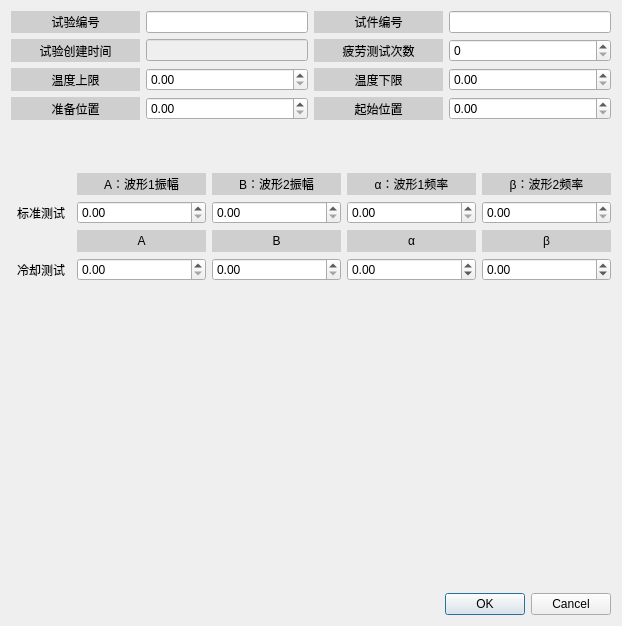
zhengshihao1218/newsoft, file Forms/newfatiguetestdialog.ui: the form before one commit.
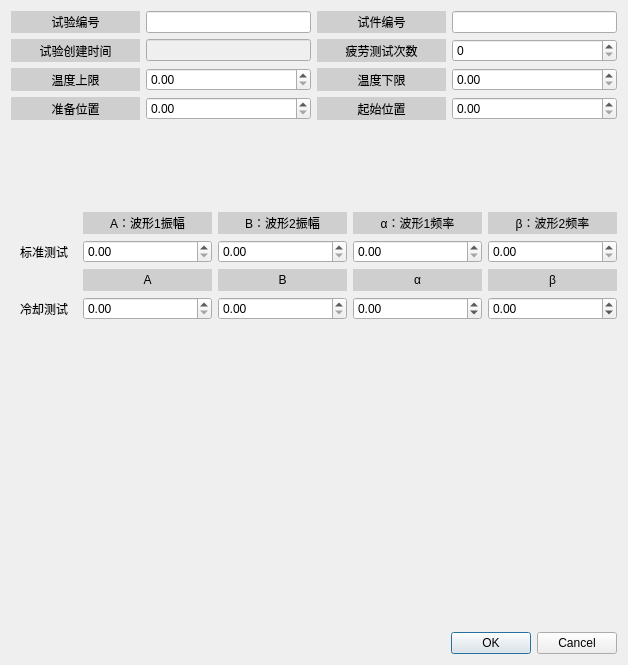
The form after the commit. Icons and pictures are not drawn. Custom widgets are drawn as their Qt base class.

Diff of the .ui file:
```diff
--- a/Forms/newfatiguetestdialog.ui
+++ b/Forms/newfatiguetestdialog.ui
@@ -6,8 +6,8 @@
    <rect>
     <x>0</x>
     <y>0</y>
-    <width>618</width>
-    <height>626</height>
+    <width>628</width>
+    <height>665</height>
    </rect>
   </property>
   <property name="windowTitle">
```
Left out of the diff: 82 changed lines with no effect on the pictures.
